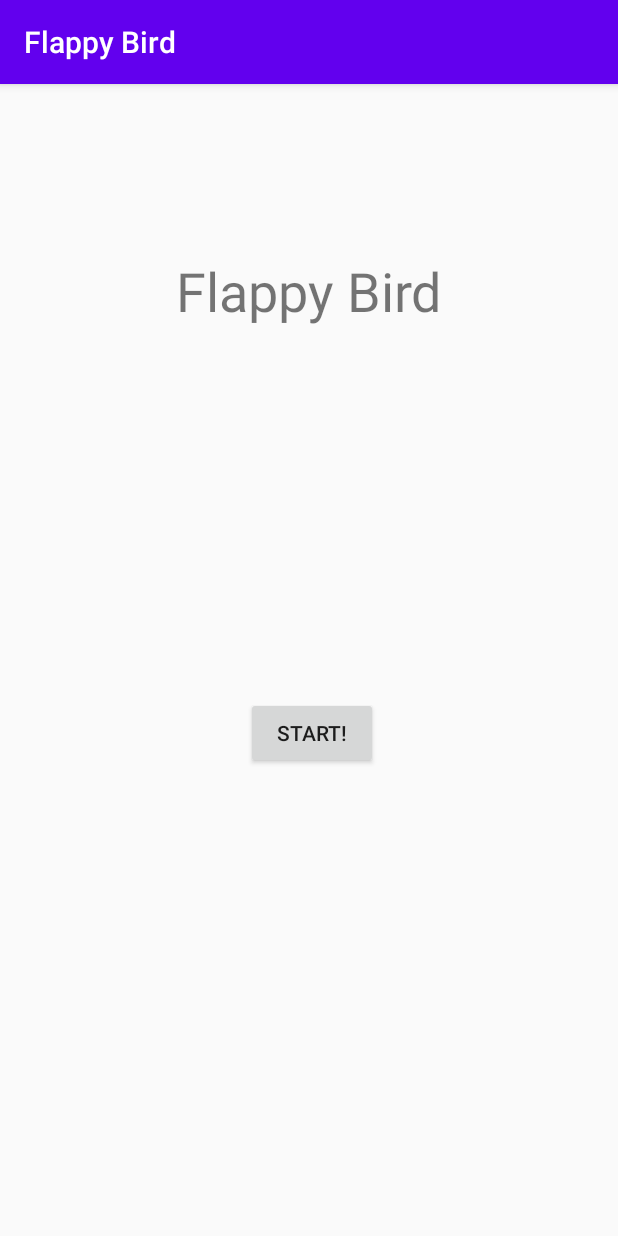
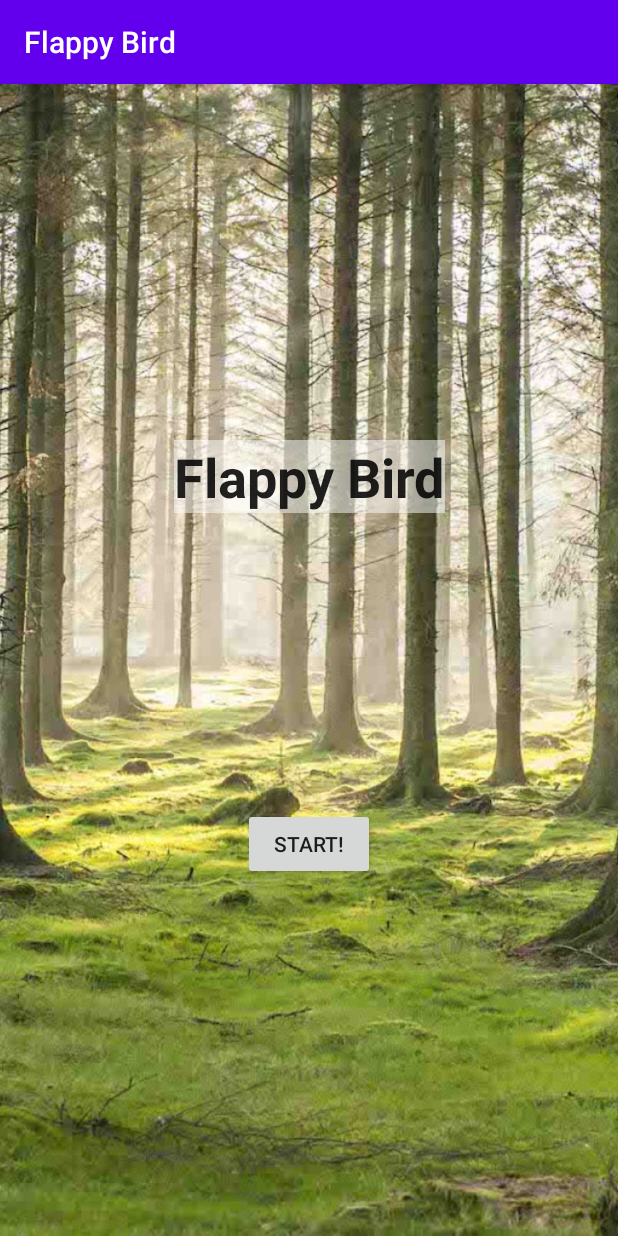
Before and after one commit to MJ523/FlappyBird, an Android app: the screen it shows after launch (MainActivity), on a phone screen of 412 x 824 dp. Run offline under Robolectric (Android 15) with nearby library versions, the phone set to English and light mode, and no system bars.

```diff
--- a/app/src/main/java/com/example/flapybird/MainActivity.java
+++ b/app/src/main/java/com/example/flapybird/MainActivity.java
@@ -3,12 +3,25 @@ package com.example.flapybird;
 import androidx.appcompat.app.AppCompatActivity;
 
 import android.os.Bundle;
+import android.view.View;
+import android.widget.Button;
+import android.widget.TextView;
 
 public class MainActivity extends AppCompatActivity {
+
+
 
     @Override
     protected void onCreate(Bundle savedInstanceState) {
         super.onCreate(savedInstanceState);
         setContentView(R.layout.activity_main);
+        Button startButton = findViewById(R.id.startButton);
+        startButton.setOnClickListener(new View.OnClickListener() {
+            @Override
+            public void onClick(View v) {
+                setContentView(R.layout.game_screen);
+            }
+        });
     }
+
 }
--- a/app/src/main/res/layout/activity_main.xml
+++ b/app/src/main/res/layout/activity_main.xml
@@ -6,33 +6,51 @@
     android:layout_height="match_parent"
     tools:context=".MainActivity">
 
-    <TextView
-        android:id="@+id/textView"
-        android:layout_width="wrap_content"
-        android:layout_height="wrap_content"
-        android:text="@string/app_name"
-        android:textSize="36sp"
+    <RelativeLayout
+        android:id="@+id/relativeLayout"
+        android:layout_width="match_parent"
+        android:layout_height="match_parent"
         app:layout_constraintBottom_toBottomOf="parent"
-        app:layout_constraintLeft_toLeftOf="parent"
-        app:layout_constraintRight_toRightOf="parent"
-        app:layout_constraintTop_toTopOf="parent"
-        app:layout_constraintVertical_bias="0.158" />
+        app:layout_constraintEnd_toEndOf="parent"
+        app:layout_constraintStart_toStartOf="parent"
+        app:layout_constraintTop_toTopOf="parent">
+
+        <ImageView
+            android:id="@+id/imageView"
+            android:layout_width="match_parent"
+            android:layout_height="match_parent"
+            android:contentDescription="@string/forest_description"
+            android:scaleType="centerCrop"
+            app:srcCompat="@drawable/forest" />
+
+    </RelativeLayout>
 
     <Button
         android:id="@+id/startButton"
         android:layout_width="wrap_content"
         android:layout_height="wrap_content"
-        android:layout_marginStart="163dp"
-        android:layout_marginLeft="163dp"
-        android:layout_marginTop="231dp"
-        android:layout_marginEnd="160dp"
-        android:layout_marginRight="160dp"
-        android:layout_marginBottom="295dp"
         android:text="@string/start_text"
         app:layout_constraintBottom_toBottomOf="parent"
         app:layout_constraintEnd_toEndOf="parent"
+        app:layout_constraintStart_toStartOf="@+id/relativeLayout"
+        app:layout_constraintTop_toTopOf="@+id/relativeLayout"
+        app:layout_constraintVertical_bias="0.67" />
+
+    <TextView
+        android:id="@+id/textView"
+        android:layout_width="wrap_content"
+        android:layout_height="wrap_content"
+        android:alpha="100"
+        android:background="#80FFFFFF"
+        android:text="@string/app_name"
+        android:textAllCaps="false"
+        android:textAppearance="@style/TextAppearance.AppCompat.Body1"
+        android:textSize="36sp"
+        android:textStyle="bold"
+        app:layout_constraintBottom_toBottomOf="parent"
+        app:layout_constraintEnd_toEndOf="@+id/relativeLayout"
         app:layout_constraintStart_toStartOf="parent"
-        app:layout_constraintTop_toBottomOf="@+id/textView"
-        app:layout_constraintVertical_bias="0.49" />
+        app:layout_constraintTop_toTopOf="parent"
+        app:layout_constraintVertical_bias="0.32999998" />
 
 </androidx.constraintlayout.widget.ConstraintLayout>
--- a/app/src/main/res/values/strings.xml
+++ b/app/src/main/res/values/strings.xml
@@ -1,4 +1,7 @@
 <resources>
     <string name="app_name">Flappy Bird</string>
     <string name="start_text">Start!</string>
+    <string name="return_text">Main Menu</string>
+    <string name="forest_description">image of a forest</string>
+    <string name="sky_description">image of the sky</string>
 </resources>
```
Also changed, not shown: app/src/main/res/layout/game_screen.xml (+29 -1 lines), app/src/main/res/drawable/forest.jpg (added), 1 other file.
